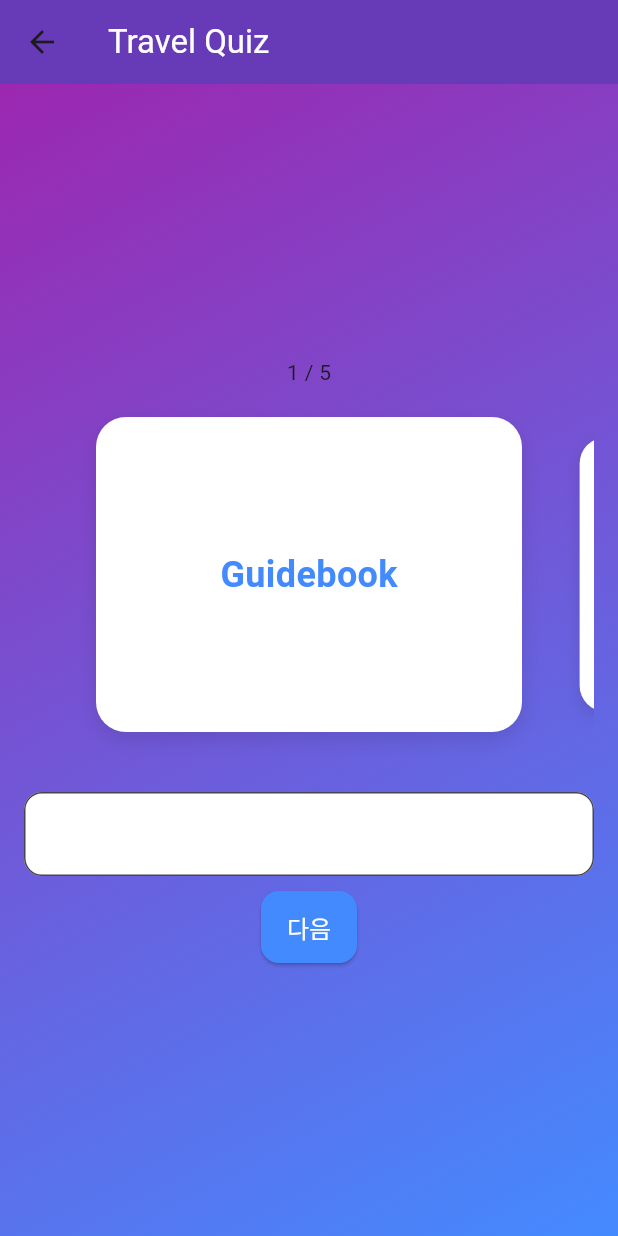
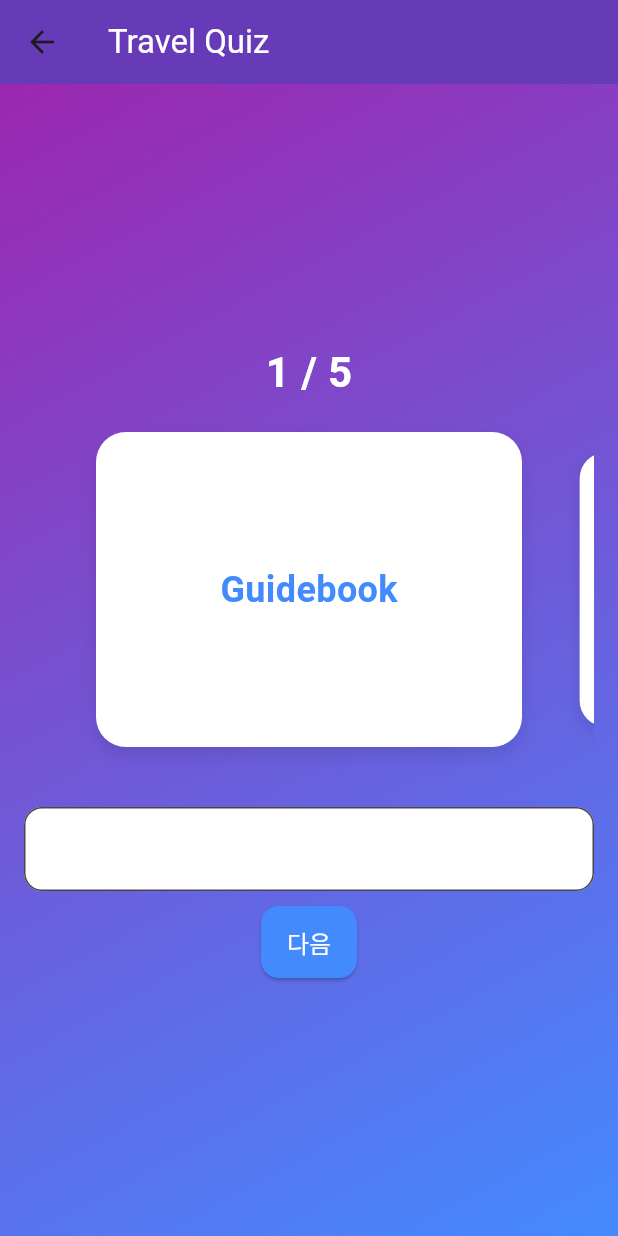
Before and after one commit to nam9nine/english_word_app, a Flutter app: the screen it shows after launch, item 3 of the bottom bar chosen, after a tap on "Travel", on a phone screen of 412 x 824 dp. Run offline on Flutter 3.47's test engine with Material 3 defaults, Android fonts, the light colour scheme and no system bars; drawn by our look-alikes of carousel_slider; our stand-ins replace sqflite; accounts and stored records are empty.

Commit message:
Refactoring Quiz SubPage

```diff
--- /dev/null
+++ b/lib/const/category.const.dart
@@ -0,0 +1 @@
+const TRAVEL_CONST= 'Travel';
--- a/lib/main.dart
+++ b/lib/main.dart
@@ -12,7 +12,7 @@ import 'db/db.dart';
 void main() {
   WidgetsFlutterBinding.ensureInitialized();
 
-  runApp( EnglishWordApp());
+  runApp( const EnglishWordApp());
 }
 
 class EnglishWordApp extends StatelessWidget {
--- a/lib/views/home_page/home-main.page.dart
+++ b/lib/views/home_page/home-main.page.dart
@@ -37,12 +37,12 @@
               Text("6조 영어단어 학습앱", style: TextStyle(color: Colors.white)),
             ],
           ),
-          backgroundColor: Colors.deepPurple,
+          backgroundColor: Colors.deepPurple[500],
           actions: <Widget>[
             IconButton(
               icon: const Icon(Icons.settings),
               onPressed: () {
-                print("Settings tapped!");
+
               },
             ),
           ],
--- a/lib/views/incorrect_page/incorrect-main.page.dart
+++ b/lib/views/incorrect_page/incorrect-main.page.dart
@@ -1,7 +1,7 @@
 import 'package:flutter/material.dart';
 import '../../model/category-word.model.dart';
 import '../../repository/word-repository.dart';
-import '../../widget/learn-carousel.dart';
+
 
 class IncorrectPage extends StatefulWidget {
   final WordRepository repository;
--- a/lib/views/learning_page/learning-travel.page.dart
+++ b/lib/views/learning_page/learning-travel.page.dart
@@ -23,8 +23,7 @@ class _TravelWordPageState extends State<TravelWordPage> {
       appBar: AppBar(
         title: const Text('Travel Words'),
       ),
-      body: Container(
-        child: Center(
+      body: Center(
         child: Column(
           children: <Widget>[
             ValueListenableBuilder<int>(
@@ -92,7 +91,6 @@ class _TravelWordPageState extends State<TravelWordPage> {
           ],
         ),
       ),
-      ),
     );
   }
 
--- a/lib/views/quiz_page/quiz-main.page.dart
+++ b/lib/views/quiz_page/quiz-main.page.dart
@@ -1,14 +1,12 @@
 import 'package:english_world/views/quiz_page/quiz-travel.page.dart';
 import 'package:flutter/material.dart';
-import '../../model/category-word.model.dart';
 import '../../repository/word-repository.dart';
-import '../../widget/quiz-carousel.dart';
-import 'package:carousel_slider/carousel_slider.dart';
+
 
 class QuizMainPage extends StatefulWidget {
   final WordRepository repository;
 
-  QuizMainPage({super.key, required this.repository});
+  const QuizMainPage({super.key, required this.repository});
 
   @override
   State<StatefulWidget> createState() {
--- a/lib/views/quiz_page/quiz-travel.page.dart
+++ b/lib/views/quiz_page/quiz-travel.page.dart
@@ -16,16 +16,16 @@ class QuizTravelPage extends StatefulWidget {
 
 class _QuizTravelPageState extends State<QuizTravelPage> {
   late List<Word> allWords;
+  late List<Word> showWords = [];
   late TextEditingController answerController = TextEditingController();
   late CarouselController _carouselController;
+
   final FocusNode focusNode = FocusNode();
-  final ValueNotifier<int> pageIndex = ValueNotifier<int>(0);
-  final ValueNotifier<bool> isFinished = ValueNotifier<bool>(false);
-  late List<Word> showWords = [];
+
   String feedbackMessage = '';
   bool isCorrect = false;
   int correctCount = 0;
-  int currentIndex = 1;
+  int currentIndex = 0;
 
   @override
   void initState() {
@@ -46,9 +46,7 @@ class _QuizTravelPageState extends State<QuizTravelPage> {
     setState(() {
       feedbackMessage = isCorrect ? '정답!' : '오답 -> 정답 : $showWord';
       this.isCorrect = isCorrect;
-      if (isCorrect) {
-        correctCount++;
-      }
+
     });
     ScaffoldMessenger.of(context).showSnackBar(SnackBar(
       content: Text(feedbackMessage),
@@ -76,18 +74,11 @@ class _QuizTravelPageState extends State<QuizTravelPage> {
           padding: const EdgeInsets.all(16.0),
           child: Center(
             child: SingleChildScrollView(
-              child: ValueListenableBuilder<bool>(
-                valueListenable: isFinished,
-                builder: (context, finished, child) {
-                  if(currentIndex == 6){
-                    return _buildResultWidget();
-                  } else {
-                    return _buildQuizWidget();
-                  }
-                },
-              ),
+
+              child: currentIndex == showWords.length ? _buildResultWidget()
+                : _buildQuizWidget(),
             ),
-          ),
+          )
         ),
       ),
     );
@@ -103,7 +94,11 @@ class _QuizTravelPageState extends State<QuizTravelPage> {
   Widget _buildQuizWidget() {
     return Column(
       children: <Widget>[
-        Text('$currentIndex / ${showWords.length}'),
+        Text('${currentIndex + 1} / ${showWords.length}', style: const TextStyle(
+          fontSize: 28,
+          fontWeight: FontWeight.bold,
+          color : Colors.white,
+        ),),
         if (showWords.isEmpty)
           const CircularProgressIndicator()
         else
@@ -112,17 +107,14 @@ class _QuizTravelPageState extends State<QuizTravelPage> {
             controller: _carouselController,
             words: showWords,
             onPageChanged: (index) {
-              pageIndex.value = index;
-              if (pageIndex.value == showWords.length - 1) {
-                isFinished.value = true;
-              }
+              setState((){
+                currentIndex = index;
+              });
             },
           ),
         const SizedBox(height: 20),
-        ValueListenableBuilder<int>(
-          valueListenable: pageIndex,
-          builder: (_, index, __) {
-            return Column(
+
+        Column(
               children: [
                 TextField(
                   controller: answerController,
@@ -137,15 +129,13 @@ class _QuizTravelPageState extends State<QuizTravelPage> {
                     fillColor: Colors.white,
                   ),
                   onSubmitted: (value) {
-                    _handleSubmitted(value, index);
-                    currentIndex++;
+                    _handleSubmitted(value, currentIndex);
                   },
                 ),
                 const SizedBox(height: 10),
                 ElevatedButton(
                   onPressed: () {
-                    currentIndex++;
-                    return _handleSubmitted(answerController.text, index);
+                    return _handleSubmitted(answerController.text, currentIndex);
                   },
                   style: ElevatedButton.styleFrom(
                     foregroundColor: Colors.white,
@@ -159,9 +149,7 @@ class _QuizTravelPageState extends State<QuizTravelPage> {
                   child: const Text('다음'),
                 ),
               ],
-            );
-          },
-        ),
+        )
       ],
     );
   }
@@ -204,6 +192,7 @@ class _QuizTravelPageState extends State<QuizTravelPage> {
   void _handleSubmitted(String value, int index) {
     String inputValue = value.trim();
     String? correctValue = showWords[index].meaning?.trim();
+
     if (inputValue != correctValue) {
       _checkAnswer(correctValue!, false);
       widget.repository.updateWrongAnswer(correctValue, 'Travel');
@@ -211,10 +200,13 @@ class _QuizTravelPageState extends State<QuizTravelPage> {
       _checkAnswer(correctValue!, true);
       widget.repository.updateCorrectAnswer(correctValue, 'Travel');
     }
-    if (!isFinished.value) {
-      _carouselController.nextPage();
+
+    answerController.clear();
+    if (currentIndex == showWords.length - 1){
+      currentIndex++;
     }
-    answerController.clear();
+    _carouselController.nextPage();
+
   }
 
   @override
--- a/lib/widget/learn-carousel.dart
+++ b/lib/widget/learn-carousel.dart
@@ -1,6 +1,5 @@
 import 'package:carousel_slider/carousel_slider.dart';
 import 'package:flutter/material.dart';
-
 import '../model/category-word.model.dart';
 
 class LearnCarouselSlider extends StatefulWidget {
--- a/lib/widget/main-carousel.dart
+++ b/lib/widget/main-carousel.dart
@@ -2,22 +2,19 @@ import 'package:flutter/material.dart';
 import 'package:carousel_slider/carousel_slider.dart';
 import '../model/main-category.model.dart';
 
-
 class MainCarouselSlider extends StatefulWidget {
   final List<Category> categories;
+  final void Function(int) onPageChanged;
 
-  final void Function(int) onPageChanged;
   const MainCarouselSlider({super.key, required this.categories, required this.onPageChanged});
 
   @override
   State<StatefulWidget> createState() {
     return _MainCarouselSlider();
   }
-
 }
 
 class _MainCarouselSlider extends State<MainCarouselSlider> {
-
   @override
   Widget build(BuildContext context) {
     List<Widget> categorySliders = widget.categories.map((category) =>
@@ -35,22 +32,27 @@ class _MainCarouselSlider extends State<MainCarouselSlider> {
             child: Stack(
               alignment: Alignment.center,
               children: <Widget>[
-                Positioned(
-                  bottom: 20,
-                  child: Text(category.name, style: const TextStyle(fontSize: 24, fontWeight: FontWeight.bold, color: Colors.white)),
+                Center(
+                  child: Column(
+                    mainAxisAlignment: MainAxisAlignment.center,
+                    children: <Widget>[
+                      Text(category.name, style: const TextStyle(fontSize: 32, fontWeight: FontWeight.bold, color: Colors.white)),
+                    ],
+                  ),
                 ),
               ],
             ),
           ),
         )
     ).toList();
+
     return CarouselSlider(
       items: categorySliders,
       options: CarouselOptions(
           aspectRatio: 16 / 9,
           enlargeCenterPage: true,
           autoPlay: true,
-            onPageChanged : (index, reason){
+          onPageChanged : (index, reason) {
             widget.onPageChanged(index);
           }
       ),
--- a/lib/widget/quiz-carousel.dart
+++ b/lib/widget/quiz-carousel.dart
@@ -1,6 +1,5 @@
 import 'package:carousel_slider/carousel_slider.dart';
 import 'package:flutter/material.dart';
-
 import '../model/category-word.model.dart';
 
 class QuizCarouselSlider extends StatefulWidget {
```
Also changed, not shown: lib/views/learning_page/learning-main.page.dart (+26 -12 lines), lib/widget/learn-card.dart (added, +54 -0 lines), 1 other file. Lines whose indentation alone changed are shown as unchanged.
